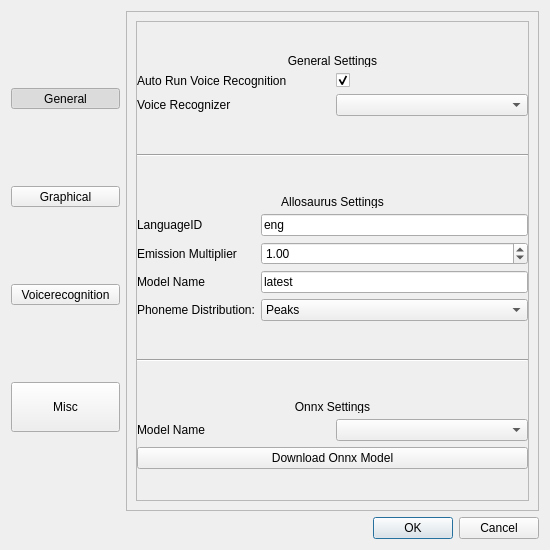
First picture: the form in rsrc/settings.ui, repository steveway/papagayo-ng, before the edit.
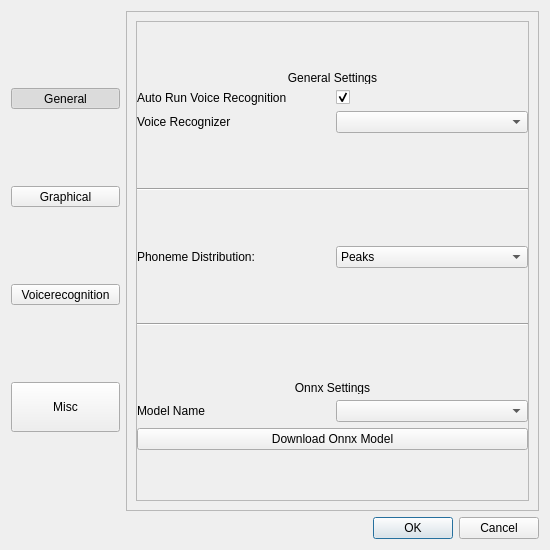
Second picture: the form after the edit. Icons and pictures are not drawn.

Commit message:
Refactored phoneme recognition to use unified backend-based ONNX recognizer
Removed support for Allosaurus and Rhubarb recognizers in favor of a single ONNX wav2vec2 backend implementation. Simplified voice recognition workflow by eliminating model download UI and menu options. Added VoiceRecognitionThread for background processing. Moved strip_symbols to LipsyncObject module and cleaned up imports throughout.

The edit to the form file:
```diff
--- a/rsrc/settings.ui
+++ b/rsrc/settings.ui
@@ -693,94 +693,15 @@
              </widget>
             </item>
             <item>
-             <layout class="QGridLayout" name="allosaurus_controls">
-              <item row="2" column="0">
-               <widget class="QLabel" name="label">
-                <property name="text">
-                 <string>Emission Multiplier</string>
-                </property>
-               </widget>
-              </item>
-              <item row="3" column="1">
-               <widget class="QLineEdit" name="model_name">
-                <property name="text">
-                 <string notr="true">latest</string>
-                </property>
-               </widget>
-              </item>
-              <item row="2" column="1">
-               <widget class="QDoubleSpinBox" name="voice_emission_value">
-                <property name="minimum">
-                 <double>0.010000000000000</double>
-                </property>
-                <property name="maximum">
-                 <double>5.000000000000000</double>
-                </property>
-                <property name="singleStep">
-                 <double>0.100000000000000</double>
-                </property>
-                <property name="stepType">
-                 <enum>QAbstractSpinBox::StepType::DefaultStepType</enum>
-                </property>
-                <property name="value">
-                 <double>1.000000000000000</double>
-                </property>
-               </widget>
-              </item>
-              <item row="3" column="0">
-               <widget class="QLabel" name="label_9">
-                <property name="text">
-                 <string>Model Name</string>
-                </property>
-               </widget>
-              </item>
-              <item row="0" column="0" colspan="2">
-               <widget class="QLabel" name="label_11">
-                <property name="sizePolicy">
-                 <sizepolicy hsizetype="Preferred" vsizetype="Minimum">
-                  <horstretch>0</horstretch>
-                  <verstretch>0</verstretch>
-                 </sizepolicy>
-                </property>
-                <property name="maximumSize">
-                 <size>
-                  <width>16777215</width>
-                  <height>13</height>
-                 </size>
-                </property>
-                <property name="text">
-                 <string>Allosaurus Settings</string>
-                </property>
-                <property name="scaledContents">
-                 <bool>false</bool>
-                </property>
-                <property name="alignment">
-                 <set>Qt::AlignmentFlag::AlignCenter</set>
-                </property>
-               </widget>
-              </item>
-              <item row="1" column="1">
-               <widget class="QLineEdit" name="lang_id_value">
-                <property name="text">
-                 <string notr="true">eng</string>
-                </property>
-               </widget>
-              </item>
-              <item row="1" column="0">
-               <widget class="QLabel" name="label_2">
-                <property name="text">
-                 <string>LanguageID</string>
-                </property>
-               </widget>
-              </item>
-              <item row="4" column="0">
+             <layout class="QGridLayout" name="phoneme_distribution_controls">
+              <item row="0" column="0">
                <widget class="QLabel" name="label_4">
                 <property name="text">
                  <string>Phoneme Distribution:</string>
                 </property>
                </widget>
               </item>
-              <item row="4" column="1">
+              <item row="0" column="1">
                <widget class="QComboBox" name="distribution_mode">
                 <item>
                  <property name="text">
```
Left out of the diff: 21 changed lines with no effect on the pictures. The commit also changes 45 other files.
